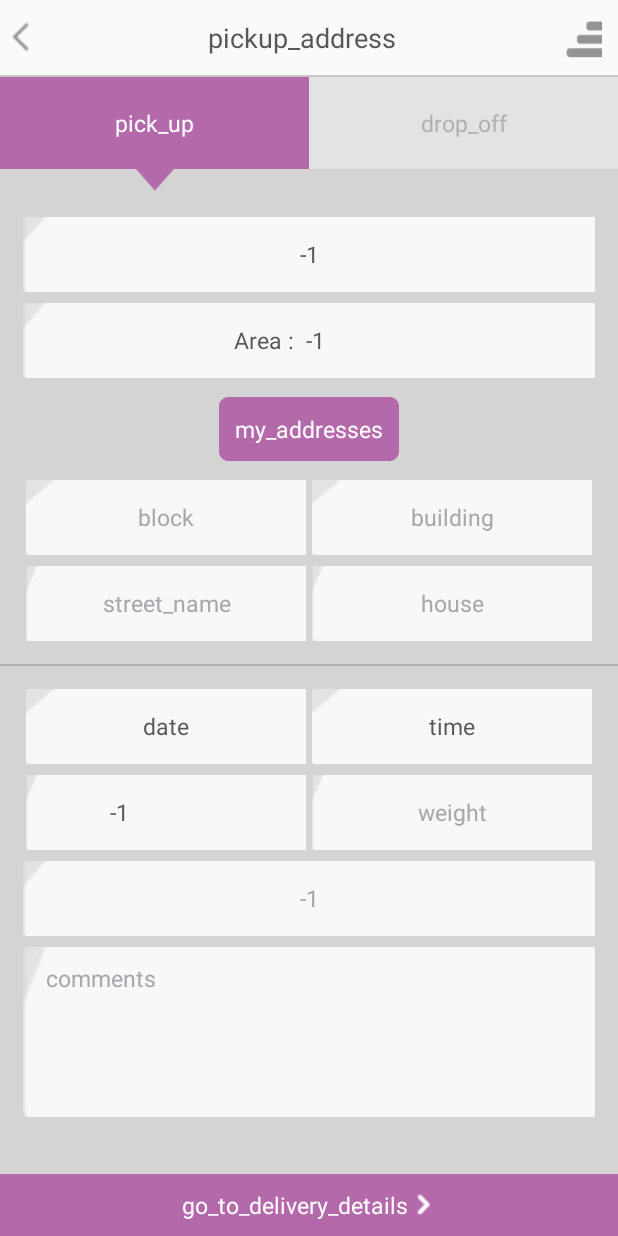
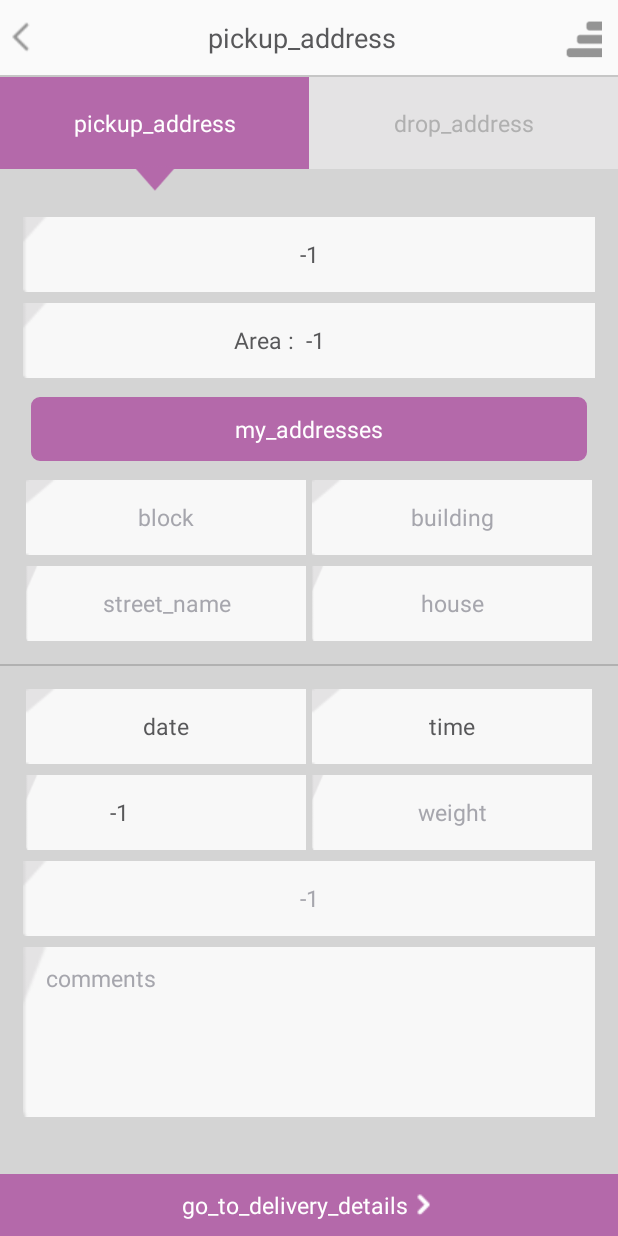
Before and after one commit to prudhviraj038/OnItsWay, an Android app: the fragment PickupDropoffAddressFragment placed in its activity, on a phone screen of 412 x 824 dp. Run offline under Robolectric (Android 15) with nearby library versions, the phone set to English and light mode, and no system bars; our stand-ins replace Picasso; libraries missing offline, so code that uses them is left out: com.labo.kaji; pictures from the network do not load; Roboto replaces fonts that are not available here; 7 statements that could not run were skipped.

Commit message:
onitsway

```diff
--- a/app/src/main/java/com/yellowsoft/onitsway/MyAccountFragment.java
+++ b/app/src/main/java/com/yellowsoft/onitsway/MyAccountFragment.java
@@ -49,7 +49,7 @@ public class MyAccountFragment extends Fragment {
     public void onActivityCreated(Bundle savedInstanceState) {
         super.onCreate(savedInstanceState);
         View v = getView();
-        head=String.valueOf("My Account");
+        head=Settings.getword(getActivity(), "my_account");
         mCallBack.text_back_butt(head);
         logout=(LinearLayout)v.findViewById(R.id.my_acc_logout_ll);
         my_address=(LinearLayout)v.findViewById(R.id.my_acc_address_ll);
--- a/app/src/main/java/com/yellowsoft/onitsway/NavigationActivity.java
+++ b/app/src/main/java/com/yellowsoft/onitsway/NavigationActivity.java
@@ -51,14 +51,17 @@ public class NavigationActivity extends FragmentActivity implements ContactUsFra
         prgmImages = new ArrayList<>();
         prgmTitles = new ArrayList<>();
         prgmImages.add(R.drawable.home);
-        prgmImages.add(R.drawable.person_img);
+
         prgmImages.add(R.drawable.aboutus_img);
         prgmImages.add(R.drawable.whatwe_img);
         prgmImages.add(R.drawable.mobile_img);
         prgmImages.add(R.drawable.book);
 //        prgmImages.add(R.drawable.book);
         prgmTitles.add(Settings.getword(this, "home"));
-        prgmTitles.add(Settings.getword(this, "my_account"));
+        if(Settings.getcomUserid(this).equals("-1")) {
+            prgmImages.add(R.drawable.person_img);
+            prgmTitles.add(Settings.getword(this, "my_account"));
+        }
         prgmTitles.add(Settings.getword(this, "about_us"));
         prgmTitles.add(Settings.getword(this, "what_we_do"));
         prgmTitles.add(Settings.getword(this, "contact_us"));
--- a/app/src/main/java/com/yellowsoft/onitsway/PickupDropoffAddressFragment.java
+++ b/app/src/main/java/com/yellowsoft/onitsway/PickupDropoffAddressFragment.java
@@ -60,9 +60,9 @@ public class PickupDropoffAddressFragment extends Fragment implements PickUpFrag
         p_img = (ImageView) view.findViewById(R.id.p_img);
         d_img = (ImageView) view.findViewById(R.id.d_img);
          p_address = (MyTextView) view.findViewById(R.id.pickup);
-        p_address.setText(Settings.getword(getActivity(),"pick_up"));
+        p_address.setText(Settings.getword(getActivity(),"pickup_address"));
          d_address = (MyTextView) view.findViewById(R.id.dropoff);
-        d_address.setText(Settings.getword(getActivity(), "drop_off"));
+        d_address.setText(Settings.getword(getActivity(), "drop_address"));
         final FrameLayout pick_container = (FrameLayout) view.findViewById(R.id.pickup_container);
 
         p_address.setOnClickListener(new View.OnClickListener() {
--- a/app/src/main/java/com/yellowsoft/onitsway/SummaryFragment.java
+++ b/app/src/main/java/com/yellowsoft/onitsway/SummaryFragment.java
@@ -154,7 +154,7 @@ public class SummaryFragment extends Fragment {
         drop_tv.setText(Settings.getword(getActivity(), "drop_off"));
 
         cash_pop_heading = (MyTextView) v.findViewById(R.id.cod_pop_heading);
-        cash_pop_heading.setText(Settings.getword(getActivity(),"when_will_you_pay?"));
+        cash_pop_heading.setText(Settings.getword(getActivity(),"when_will_you_pay"));
 
         pick_img=(ImageView)v.findViewById(R.id.pick_img);
         drop_img=(ImageView)v.findViewById(R.id.drop_img);
--- a/app/src/main/res/layout/drop_off_screen.xml
+++ b/app/src/main/res/layout/drop_off_screen.xml
@@ -88,7 +88,7 @@
 
                             <LinearLayout
                                 android:orientation="vertical"
-                                android:layout_width="wrap_content"
+                                android:layout_width="match_parent"
                                 android:layout_height="wrap_content"
                                 android:gravity="center"
                                 android:id="@+id/d_addr_list_ll"
--- a/app/src/main/res/layout/menu_item.xml
+++ b/app/src/main/res/layout/menu_item.xml
@@ -29,7 +29,7 @@
 
             <com.yellowsoft.onitsway.MyTextView
                 android:layout_width="match_parent"
-                android:layout_height="match_parent"
+                android:layout_height="wrap_content"
                 android:text="New Text"
                 android:id="@+id/title"
                 android:textColor="@color/black_text"
--- a/app/src/main/res/layout/pickup_screen.xml
+++ b/app/src/main/res/layout/pickup_screen.xml
@@ -85,7 +85,7 @@
 
                             <LinearLayout
                                 android:orientation="vertical"
-                                android:layout_width="wrap_content"
+                                android:layout_width="match_parent"
                                 android:layout_height="wrap_content"
                                 android:gravity="center"
                                 android:id="@+id/p_addr_list_ll"
```
